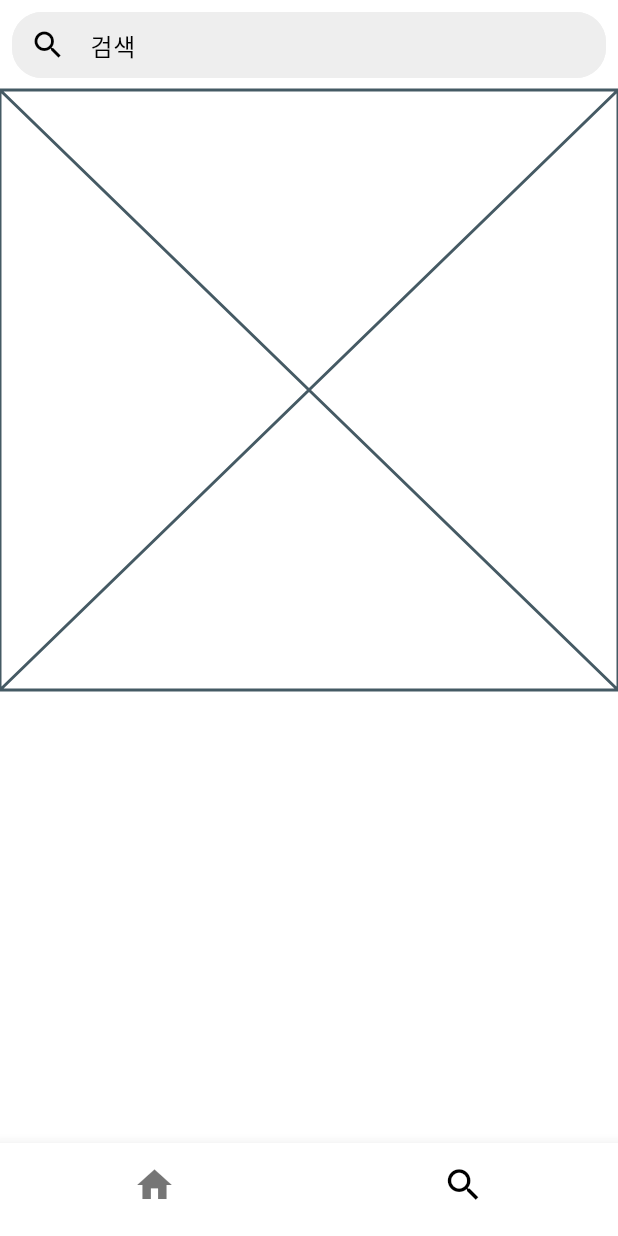
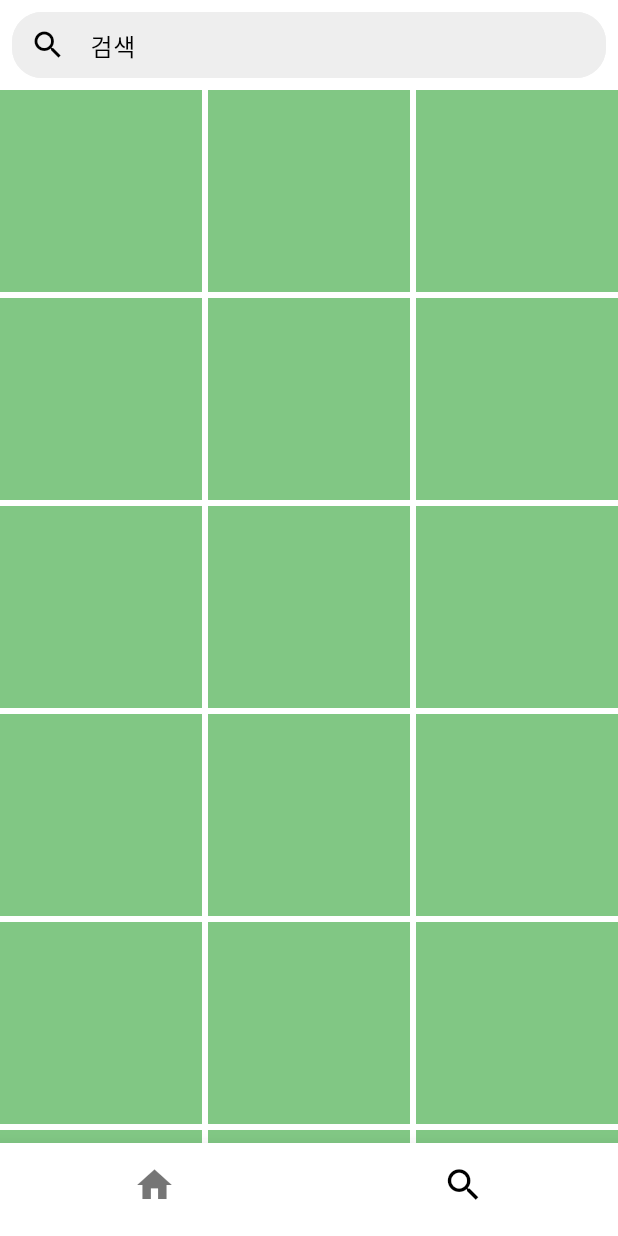
Before and after one commit to sssun19/insta_clone, a Flutter app: the screen it shows after launch, item 2 of the bottom bar chosen, on a phone screen of 412 x 824 dp. Run offline on Flutter 3.47's test engine with Material 3 defaults, Android fonts, the phone set to English and light mode, and no system bars; our stand-ins replace google_fonts.

Commit message:
searchGrid

```diff
--- a/lib/screen/search_screen.dart
+++ b/lib/screen/search_screen.dart
@@ -51,11 +51,21 @@ class SearchTextBar extends StatelessWidget {
   }
 }
 
+final gridItems = List.generate(30, (index) => Colors.green.shade300);
+
 class SearchGrid extends StatelessWidget {
   const SearchGrid({super.key});
 
   @override
   Widget build(BuildContext context) {
-    return const Placeholder();
+    return GridView.count(
+      padding: EdgeInsets.zero,
+      mainAxisSpacing: 4,
+      crossAxisSpacing: 4,
+      crossAxisCount: 3, //콘텐츠 3개로 배치
+      shrinkWrap: true,
+      physics: const NeverScrollableScrollPhysics(),
+      children: gridItems.map((color) => Container(color: color)).toList(),
+    );
   }
 }
```
